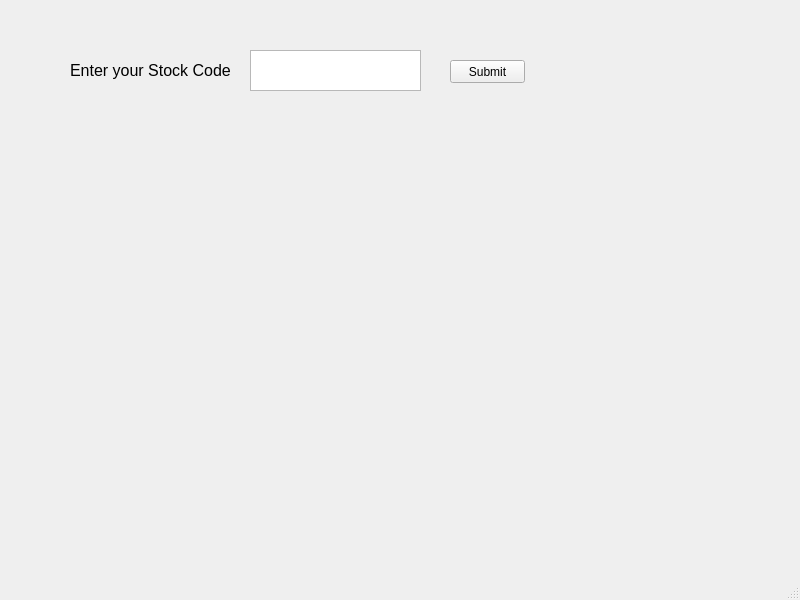
This is stock.ui in kaviraja81/stockpyqt5 as Qt 5 draws it before an edit. The edited form follows.
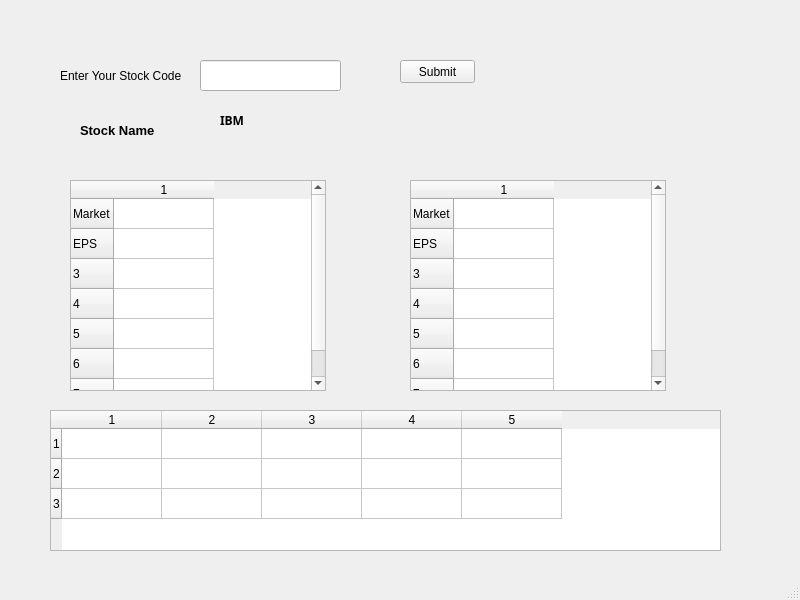
This is the edited form.

The edit to the form file:
```diff
--- a/stock.ui
+++ b/stock.ui
@@ -17,7 +17,7 @@
    <widget class="QPushButton" name="pushButton">
     <property name="geometry">
      <rect>
-      <x>450</x>
+      <x>400</x>
       <y>60</y>
       <width>75</width>
       <height>23</height>
@@ -27,41 +27,168 @@
      <string>Submit</string>
     </property>
    </widget>
+   <widget class="QLineEdit" name="lineEdit">
+    <property name="geometry">
+     <rect>
+      <x>200</x>
+      <y>60</y>
+      <width>141</width>
+      <height>31</height>
+     </rect>
+    </property>
+   </widget>
    <widget class="QLabel" name="label">
     <property name="geometry">
      <rect>
-      <x>70</x>
-      <y>55</y>
-      <width>161</width>
+      <x>60</x>
+      <y>60</y>
+      <width>131</width>
       <height>31</height>
      </rect>
     </property>
+    <property name="text">
+     <string>Enter Your Stock Code</string>
+    </property>
+   </widget>
+   <widget class="QTableWidget" name="tableWidget">
+    <property name="geometry">
+     <rect>
+      <x>50</x>
+      <y>410</y>
+      <width>671</width>
+      <height>141</height>
+     </rect>
+    </property>
+    <property name="rowCount">
+     <number>3</number>
+    </property>
+    <property name="columnCount">
+     <number>5</number>
+    </property>
+    <row/>
+    <row/>
+    <row/>
+    <column/>
+    <column/>
+    <column/>
+    <column/>
+    <column/>
+   </widget>
+   <widget class="QTableWidget" name="tableWidget_2">
+    <property name="geometry">
+     <rect>
+      <x>70</x>
+      <y>180</y>
+      <width>256</width>
+      <height>211</height>
+     </rect>
+    </property>
+    <property name="rowCount">
+     <number>7</number>
+    </property>
+    <property name="columnCount">
+     <number>1</number>
+    </property>
+    <row>
+     <property name="text">
+      <string>Market</string>
+     </property>
+    </row>
+    <row>
+     <property name="text">
+      <string>EPS</string>
+     </property>
+    </row>
+    <row/>
+    <row/>
+    <row/>
+    <row/>
+    <row/>
+    <column/>
+   </widget>
+   <widget class="QTableWidget" name="tableWidget_3">
+    <property name="geometry">
+     <rect>
+      <x>410</x>
+      <y>180</y>
+      <width>256</width>
+      <height>211</height>
+     </rect>
+    </property>
+    <property name="rowCount">
+     <number>7</number>
+    </property>
+    <property name="columnCount">
+     <number>1</number>
+    </property>
+    <row>
+     <property name="text">
+      <string>Market</string>
+     </property>
+    </row>
+    <row>
+     <property name="text">
+      <string>EPS</string>
+     </property>
+    </row>
+    <row/>
+    <row/>
+    <row/>
+    <row/>
+    <row/>
+    <column/>
+   </widget>
+   <widget class="QLabel" name="label_2">
+    <property name="geometry">
+     <rect>
+      <x>80</x>
+      <y>120</y>
+      <width>121</width>
+      <height>20</height>
+     </rect>
+    </property>
     <property name="font">
      <font>
-      <family>MS Sans Serif</family>
-      <pointsize>12</pointsize>
+      <family>Arial</family>
+      <pointsize>10</pointsize>
+      <weight>75</weight>
+      <bold>true</bold>
      </font>
     </property>
     <property name="text">
-     <string>Enter your Stock Code</string>
+     <string>Stock Name</string>
     </property>
    </widget>
-   <widget class="QTextEdit" name="textEdit">
+   <widget class="QLabel" name="label_3">
     <property name="geometry">
      <rect>
-      <x>250</x>
-      <y>50</y>
-      <width>171</width>
-      <height>41</height>
+      <x>220</x>
+      <y>110</y>
+      <width>121</width>
+      <height>21</height>
      </rect>
     </property>
-    <property name="html">
-     <string>&lt;!DOCTYPE HTML PUBLIC &quot;-//W3C//DTD HTML 4.0//EN&quot; &quot;http://www.w3.org/TR/REC-html40/strict.dtd&quot;&gt;
-&lt;html&gt;&lt;head&gt;&lt;meta name=&quot;qrichtext&quot; content=&quot;1&quot; /&gt;&lt;style type=&quot;text/css&quot;&gt;
-p, li { white-space: pre-wrap; }
-&lt;/style&gt;&lt;/head&gt;&lt;body style=&quot; font-family:'MS Shell Dlg 2'; font-size:8.25pt; font-weight:400; font-style:normal;&quot;&gt;
-&lt;p style=&quot; margin-top:0px; margin-bottom:0px; margin-left:0px; margin-right:0px; -qt-block-indent:0; text-indent:0px;&quot;&gt; &lt;/p&gt;&lt;/body&gt;&lt;/html&gt;</string>
+    <property name="font">
+     <font>
+      <family>Arial Black</family>
+      <weight>75</weight>
+      <bold>true</bold>
+     </font>
     </property>
+    <property name="text">
+     <string>IBM</string>
+    </property>
+   </widget>
+   <widget class="QWidget" name="horizontalLayoutWidget">
+    <property name="geometry">
+     <rect>
+      <x>70</x>
+      <y>100</y>
+      <width>311</width>
+      <height>51</height>
+     </rect>
+    </property>
+    <layout class="QHBoxLayout" name="horizontalLayout"/>
    </widget>
   </widget>
   <widget class="QMenuBar" name="menubar">
```
